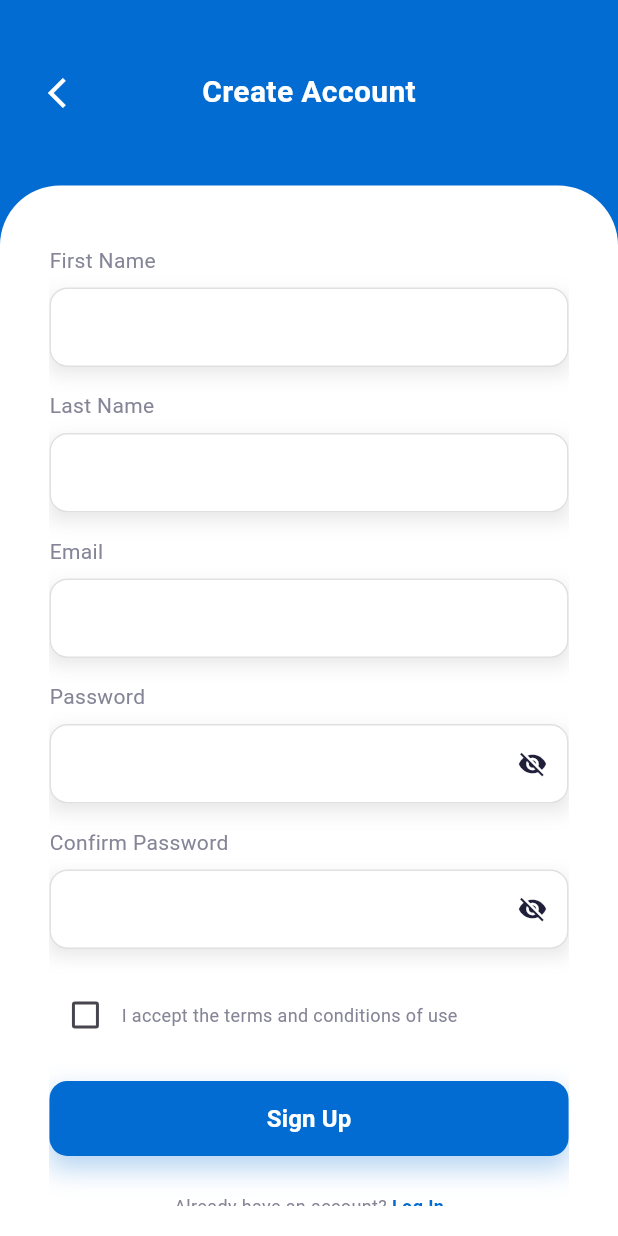
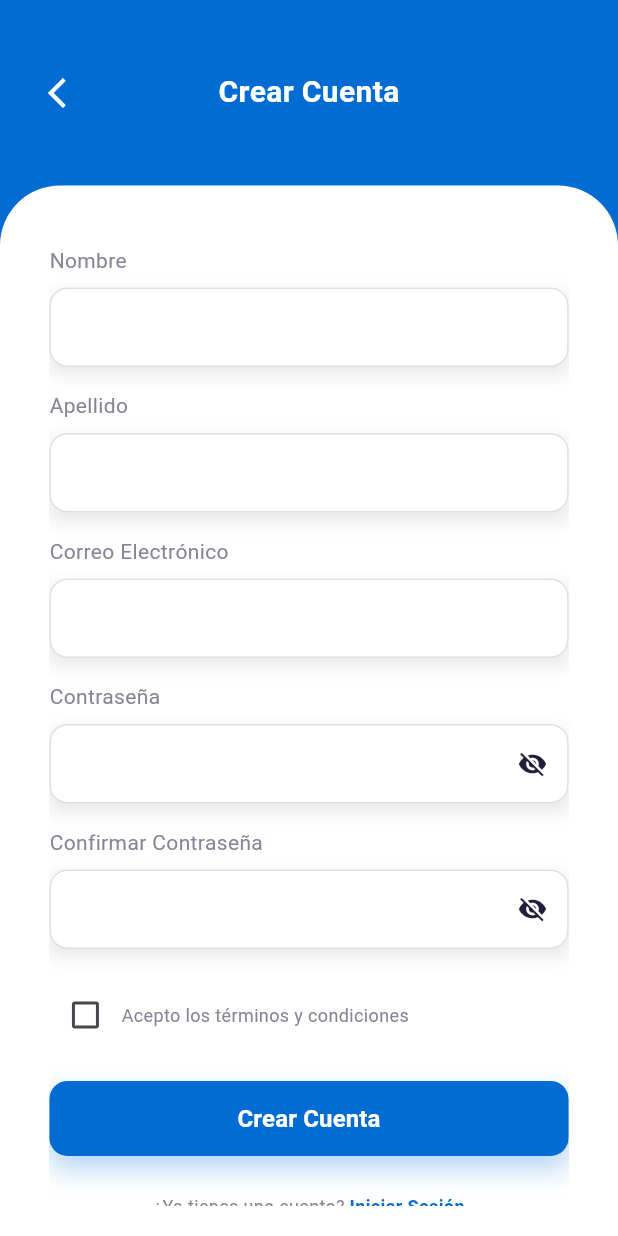
Before and after one commit to d4nc0de/PeerCheck, a Flutter app: the screen it shows after launch, after a tap on "Regístrate", on a phone screen of 412 x 824 dp. Run offline on Flutter 3.47's test engine with Material 3 defaults, Android fonts, the phone set to English and light mode, and no system bars; our stand-ins replace get, loggy; Roboto replaces fonts that are missing (Poppins).

Commit message:
Update login and signup pages with  improved validation messages

```diff
--- a/lib/features/auth/ui/pages/login_page.dart
+++ b/lib/features/auth/ui/pages/login_page.dart
@@ -169,7 +169,7 @@
                               fontSize: 14,
                             ),
                             decoration: InputDecoration(
-                              hintText: "********",
+                              hintText: "Mínimo 6 caracteres",
                               filled: true,
                               fillColor: Colors.white,
                               contentPadding: const EdgeInsets.symmetric(
--- a/lib/features/auth/ui/pages/signup_page.dart
+++ b/lib/features/auth/ui/pages/signup_page.dart
@@ -27,12 +27,12 @@
   // Improved email validator
   String? _validateEmail(String? value) {
     if (value == null || value.isEmpty) {
-      return "Email is required";
+      return "Correo electrónico es obligatorio";
     }
 
     final emailRegex = RegExp(r'^[\w-\.]+@([\w-]+\.)+[\w-]{2,4}$');
     if (!emailRegex.hasMatch(value)) {
-      return "Enter a valid email address";
+      return "Ingrese un correo electrónico válido";
     }
 
     return null;
@@ -41,11 +41,11 @@
   // Improved password validator
   String? _validatePassword(String? value) {
     if (value == null || value.isEmpty) {
-      return "Password is required";
+      return "Contraseña es obligatoria";
     }
 
     if (value.length < 6) {
-      return "Password must be at least 6 characters long";
+      return "La contraseña debe tener al menos 6 caracteres";
     }
 
     return null;
@@ -54,11 +54,11 @@
   // Confirm password validator
   String? _validateConfirmPassword(String? value) {
     if (value == null || value.isEmpty) {
-      return "Please confirm your password";
+      return "Por favor confirme su contraseña";
     }
 
     if (value != controllerPassword.text) {
-      return "Passwords do not match";
+      return "Las contraseñas no coinciden";
     }
 
     return null;
@@ -69,15 +69,15 @@
       await authenticationController.signUp(theEmail, thePassword);
 
       Get.snackbar(
-        "Sign Up",
-        'User successfully created',
+        "Crear cuenta",
+        'Cuenta creada exitosamente',
         icon: const Icon(Icons.check_circle, color: Colors.green),
         snackPosition: SnackPosition.BOTTOM,
       );
     } catch (err) {
       logError('SignUp error $err');
       Get.snackbar(
-        "Sign Up",
+        "Crear cuenta",
         err.toString(),
         icon: const Icon(Icons.person, color: Colors.red),
         snackPosition: SnackPosition.BOTTOM,
@@ -115,7 +115,7 @@
                     const Expanded(
                       child: Center(
                         child: Text(
-                          "Create Account",
+                          "Crear Cuenta",
                           style: TextStyle(
                             fontFamily: "Poppins",
                             fontSize: 20,
@@ -157,7 +157,7 @@
 
                           // First name field
                           const Text(
-                            "First Name",
+                            "Nombre",
                             style: TextStyle(
                               fontFamily: "Poppins",
                               fontSize: 14,
@@ -215,10 +215,10 @@
                               ),
                               validator: (value) {
                                 if (value == null || value.isEmpty) {
-                                  return "First name is required";
+                                  return "Nombre es obligatorio";
                                 }
                                 if (value.length < 2) {
-                                  return "First name must be at least 2 characters long";
+                                  return "El nombre debe tener al menos 2 caracteres";
                                 }
                                 return null;
                               },
@@ -228,7 +228,7 @@
 
                           // Last name field
                           const Text(
-                            "Last Name",
+                            "Apellido",
                             style: TextStyle(
                               fontFamily: "Poppins",
                               fontSize: 14,
@@ -286,10 +286,10 @@
                               ),
                               validator: (value) {
                                 if (value == null || value.isEmpty) {
-                                  return "Last name is required";
+                                  return "Apellido es obligatorio";
                                 }
                                 if (value.length < 2) {
-                                  return "Last name must be at least 2 characters long";
+                                  return "Apellido debe tener al menos 2 caracteres";
                                 }
                                 return null;
                               },
@@ -299,7 +299,7 @@
 
                           // Email field
                           const Text(
-                            "Email",
+                            "Correo Electrónico",
                             style: TextStyle(
                               fontFamily: "Poppins",
                               fontSize: 14,
@@ -362,7 +362,7 @@
 
                           // Password field
                           const Text(
-                            "Password",
+                            "Contraseña",
                             style: TextStyle(
                               fontFamily: "Poppins",
                               fontSize: 14,
@@ -439,7 +439,7 @@
 
                           // Confirm password field
                           const Text(
-                            "Confirm Password",
+                            "Confirmar Contraseña",
                             style: TextStyle(
                               fontFamily: "Poppins",
                               fontSize: 14,
@@ -534,7 +534,7 @@
                                     });
                                   },
                                   child: const Text(
-                                    "I accept the terms and conditions of use",
+                                    "Acepto los términos y condiciones",
                                     style: TextStyle(
                                       fontFamily: "Poppins",
                                       fontSize: 12,
@@ -572,8 +572,8 @@
                               onPressed: () async {
                                 if (!_acceptTerms) {
                                   Get.snackbar(
-                                    "Terms and Conditions",
-                                    "You must accept the terms and conditions",
+                                    "Términos y Condiciones",
+                                    "Debe aceptar los términos y condiciones para continuar",
                                     icon: const Icon(Icons.warning, color: Colors.orange),
                                     snackPosition: SnackPosition.BOTTOM,
                                   );
@@ -588,7 +588,7 @@
                                 }
                               },
                               child: const Text(
-                                "Sign Up",
+                                "Crear Cuenta",
                                 style: TextStyle(
                                   fontFamily: "Poppins",
                                   fontSize: 16,
@@ -605,7 +605,7 @@
                             mainAxisAlignment: MainAxisAlignment.center,
                             children: [
                               const Text(
-                                "Already have an account? ",
+                                "¿Ya tienes una cuenta? ",
                                 style: TextStyle(
                                   fontFamily: "Poppins",
                                   fontSize: 12,
@@ -617,7 +617,7 @@
                                   Navigator.pop(context);
                                 },
                                 child: const Text(
-                                  "Log In",
+                                  "Iniciar Sesión",
                                   style: TextStyle(
                                     fontFamily: "Poppins",
                                     fontSize: 12,
```
